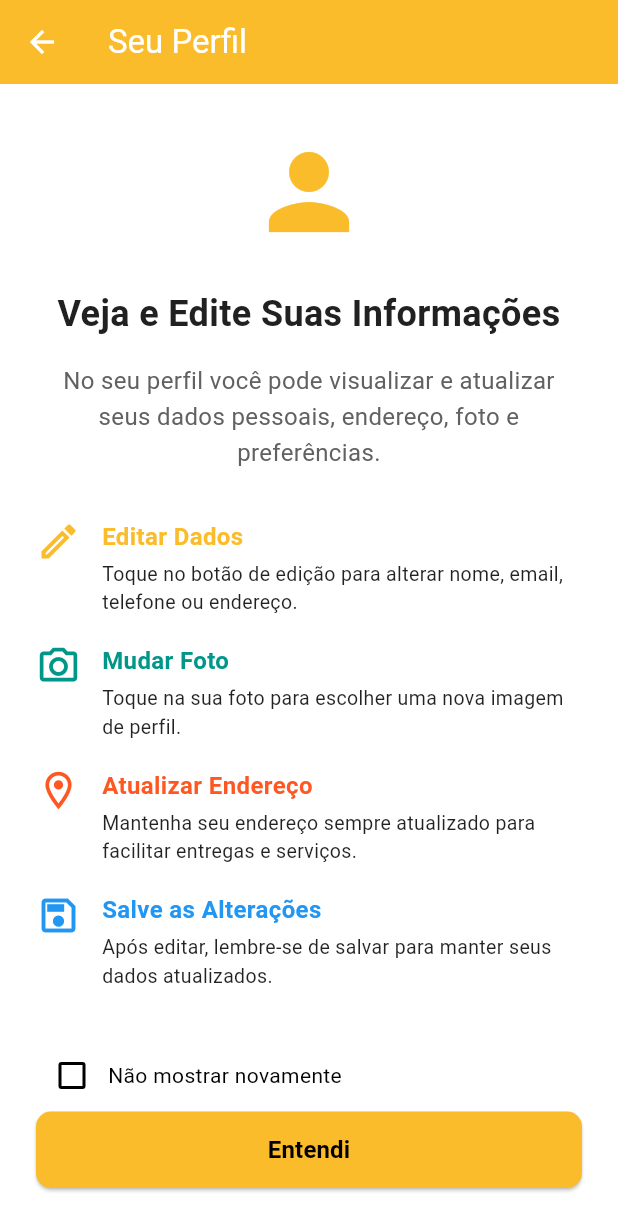
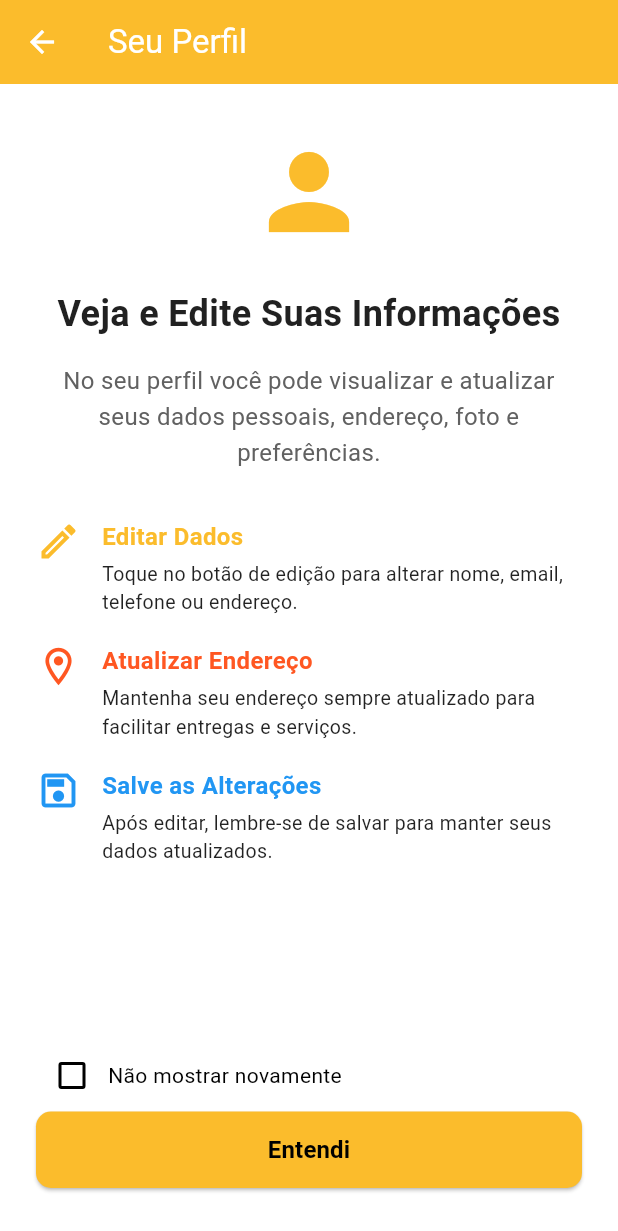
Before and after one commit to LucasMel00/vizinhos_app, a Flutter app: the UserProfileOnboardingScreen screen opened directly, on a phone screen of 412 x 824 dp. Shown: the top 1231 px of the screen. Run offline on Flutter 3.47's test engine with Material 3 defaults, Android fonts, the phone set to English and light mode, and no system bars; our stand-ins replace file_picker, flutter_masked_text2, flutter_secure_storage, geocoding, google_maps_flutter, image_picker and 4 more; accounts and stored records are empty.

Commit message:
Ajuste frases

```diff
--- a/lib/screens/onboarding/onboarding_user_screen.dart
+++ b/lib/screens/onboarding/onboarding_user_screen.dart
@@ -67,13 +67,7 @@ class _UserProfileOnboardingScreenState extends State<UserProfileOnboardingScree
               description: 'Toque no botão de edição para alterar nome, email, telefone ou endereço.',
               color: primaryColor,
             ),
-            const SizedBox(height: 18),
-            _buildFeature(
-              icon: Icons.photo_camera_outlined,
-              title: 'Mudar Foto',
-              description: 'Toque na sua foto para escolher uma nova imagem de perfil.',
-              color: Colors.teal,
-            ),
+
             const SizedBox(height: 18),
             _buildFeature(
               icon: Icons.location_on_outlined,
--- a/lib/screens/onboarding/onboarding_vendor_screen.dart
+++ b/lib/screens/onboarding/onboarding_vendor_screen.dart
@@ -67,7 +67,7 @@ class _VendorOnboardingScreenState extends State<VendorOnboardingScreen> {
             _buildFeature(
               icon: Icons.add_box_outlined,
               title: 'Cadastrar Produtos',
-              description: 'Adicione novos produtos com nome, descrição, preço, categoria, foto, validade, quantidade e características personalizadas.',
+              description: 'Adicione novos produtos com nome, descrição, preço, categoria, foto, validade, quantidade e características.',
               color: primaryColor,
             ),
             const SizedBox(height: 18),
```
